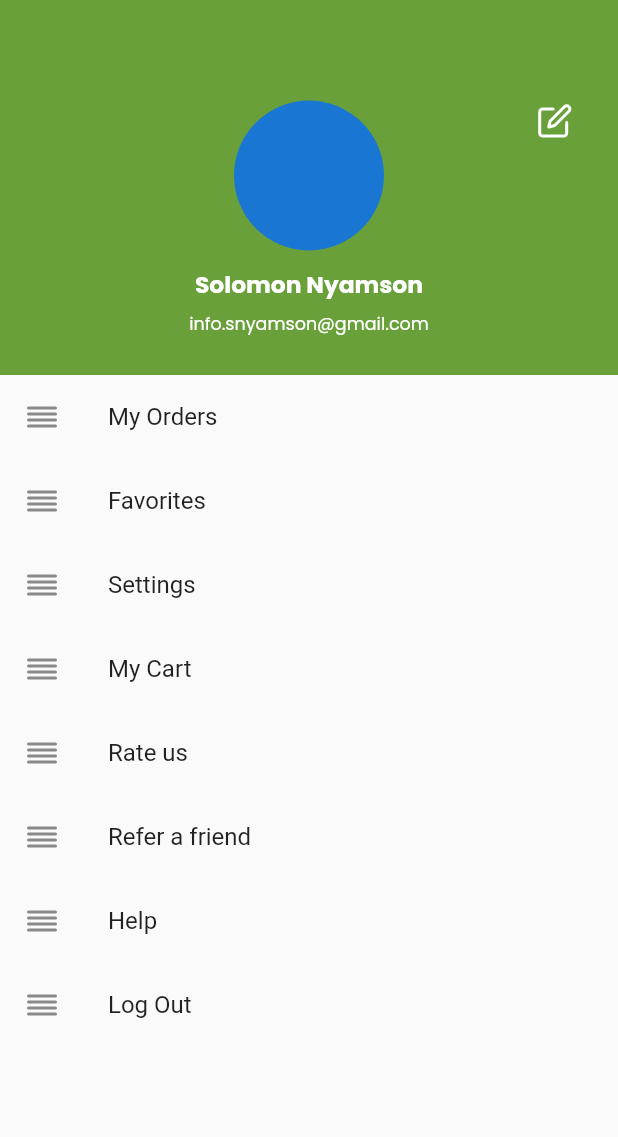
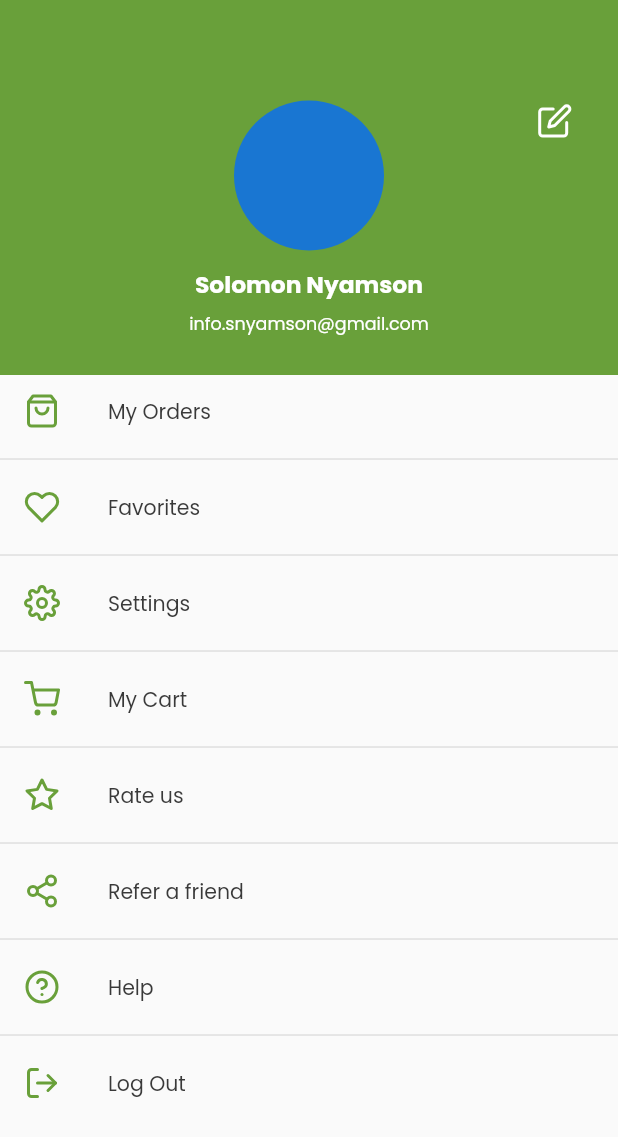
Before and after one commit to snyamson/smart-farming, a Flutter app: the AccountPage screen opened by its route, on a phone screen of 412 x 824 dp. Shown: the top 1137 px of the screen. Run offline on Flutter 3.47's test engine with Material 2 defaults, Android fonts, the phone set to English and light mode, and no system bars; our stand-ins replace dots_indicator, flutter_feather_icons, get, google_fonts, lottie.

Commit message:
feat: Implement main page responsible for app bottom navigation and accounts page

```diff
--- /dev/null
+++ b/lib/core/bindings/main_binding.dart
@@ -0,0 +1,9 @@
+import 'package:get/get.dart';
+import 'package:smart_farming/core/controllers/main_controller.dart';
+
+class MainBinding extends Bindings {
+  @override
+  void dependencies() {
+    Get.lazyPut(() => MainController());
+  }
+}
--- a/lib/core/controllers/onboarding_controller.dart
+++ b/lib/core/controllers/onboarding_controller.dart
@@ -11,7 +11,7 @@ class OnboardingController extends GetxController {
 
   void move() {
     if (isLastPage) {
-      Get.offNamedUntil(AppRouter.getHomeRoute, (route) => false);
+      Get.offNamedUntil(AppRouter.getMainRoute, (route) => false);
     } else {
       pageController.nextPage(duration: 300.milliseconds, curve: Curves.ease);
     }
--- a/lib/routes/app_router.dart
+++ b/lib/routes/app_router.dart
@@ -1,20 +1,24 @@
 import 'package:get/get.dart';
 import 'package:smart_farming/core/bindings/home_binding.dart';
+import 'package:smart_farming/core/bindings/main_binding.dart';
 import 'package:smart_farming/core/bindings/onboarding_binding.dart';
 import 'package:smart_farming/core/bindings/splash_binding.dart';
 import 'package:smart_farming/ui/pages/account/account_page.dart';
 import 'package:smart_farming/ui/pages/home/home_page.dart';
+import 'package:smart_farming/ui/pages/main/main_page.dart';
 import 'package:smart_farming/ui/pages/onboarding/onboarding_page.dart';
 import 'package:smart_farming/ui/pages/splash/splash_page.dart';
 
 class AppRouter {
   static String splash = '/';
   static String onboarding = '/onboarding';
+  static String main = '/main';
   static String home = '/home';
   static String account = '/account';
 
   static String get getOnboardingRoute => onboarding;
   static String get getSplashRoute => splash;
+  static String get getMainRoute => main;
   static String get getHomeRoute => home;
   static String get getAccountRoute => account;
 
@@ -30,6 +34,11 @@ class AppRouter {
       binding: OnboardingBinding(),
     ),
     GetPage(
+      name: main,
+      page: () => const MainPage(),
+      binding: MainBinding(),
+    ),
+    GetPage(
       name: home,
       page: () => const HomePage(),
       binding: HomeBinding(),
--- a/lib/ui/pages/account/account_page.dart
+++ b/lib/ui/pages/account/account_page.dart
@@ -2,6 +2,7 @@ import 'package:flutter/material.dart';
 import 'package:flutter_feather_icons/flutter_feather_icons.dart';
 import 'package:smart_farming/theme/app_colors.dart';
 import 'package:smart_farming/theme/typography.dart';
+import 'package:smart_farming/ui/shared/widgets/account_tile.dart';
 import 'package:smart_farming/utils/constants/dimensions.dart';
 
 class AccountPage extends StatelessWidget {
@@ -53,39 +54,54 @@ class AccountPage extends StatelessWidget {
           Expanded(
               child: ListView(
             physics: const BouncingScrollPhysics(),
-            children: const [
-              ListTile(
-                leading: Icon(FeatherIcons.alignJustify),
-                title: Text('My Orders'),
+            children: [
+              AccountTile(
+                label: 'My Orders',
+                icon: FeatherIcons.shoppingBag,
+                onTap: () {},
               ),
-              ListTile(
-                leading: Icon(FeatherIcons.alignJustify),
-                title: Text('Favorites'),
+              const Divider(color: Color(0xFFD1D1D1)),
+              AccountTile(
+                label: 'Favorites',
+                icon: FeatherIcons.heart,
+                onTap: () {},
               ),
-              ListTile(
-                leading: Icon(FeatherIcons.alignJustify),
-                title: Text('Settings'),
+              const Divider(color: Color(0xFFD1D1D1)),
+              AccountTile(
+                label: 'Settings',
+                icon: FeatherIcons.settings,
+                onTap: () {},
               ),
-              ListTile(
-                leading: Icon(FeatherIcons.alignJustify),
-                title: Text('My Cart'),
+              const Divider(color: Color(0xFFD1D1D1)),
+              AccountTile(
+                label: 'My Cart',
+                icon: FeatherIcons.shoppingCart,
+                onTap: () {},
               ),
-              ListTile(
-                leading: Icon(FeatherIcons.alignJustify),
-                title: Text('Rate us'),
+              const Divider(color: Color(0xFFD1D1D1)),
+              AccountTile(
+                label: 'Rate us',
+                icon: FeatherIcons.star,
+                onTap: () {},
               ),
-              ListTile(
-                leading: Icon(FeatherIcons.alignJustify),
-                title: Text('Refer a friend'),
+              const Divider(color: Color(0xFFD1D1D1)),
+              AccountTile(
+                label: 'Refer a friend',
+                icon: FeatherIcons.share2,
+                onTap: () {},
               ),
-              ListTile(
-                leading: Icon(FeatherIcons.alignJustify),
-                title: Text('Help'),
+              const Divider(color: Color(0xFFD1D1D1)),
+              AccountTile(
+                label: 'Help',
+                icon: FeatherIcons.helpCircle,
+                onTap: () {},
               ),
-              ListTile(
-                leading: Icon(FeatherIcons.alignJustify),
-                title: Text('Log Out'),
-              )
+              const Divider(color: Color(0xFFD1D1D1)),
+              AccountTile(
+                label: 'Log Out',
+                icon: FeatherIcons.logOut,
+                onTap: () {},
+              ),
             ],
           ))
         ],
--- a/lib/ui/pages/onboarding/onboarding_page.dart
+++ b/lib/ui/pages/onboarding/onboarding_page.dart
@@ -69,7 +69,7 @@ class OnboardingPage extends GetView<OnboardingController> {
           top: Dimensions.screenHeight / 9.834,
           child: GestureDetector(
             onTap: () {
-              Get.offNamedUntil(AppRouter.getHomeRoute, (route) => false);
+              Get.offNamedUntil(AppRouter.getMainRoute, (route) => false);
             },
             child: Text(
               'Skip',
--- /dev/null
+++ b/lib/ui/shared/widgets/account_tile.dart
@@ -0,0 +1,30 @@
+import 'package:flutter/material.dart';
+import 'package:smart_farming/theme/app_colors.dart';
+import 'package:smart_farming/theme/typography.dart';
+
+class AccountTile extends StatelessWidget {
+  final String label;
+  final IconData icon;
+  final VoidCallback? onTap;
+  const AccountTile(
+      {Key? key, required this.label, required this.icon, this.onTap})
+      : super(key: key);
+
+  @override
+  Widget build(BuildContext context) {
+    return ListTile(
+      isThreeLine: false,
+      dense: true,
+      onTap: onTap,
+      leading: Icon(
+        icon,
+        color: AppColors.primaryColor,
+      ),
+      title: Text(
+        label,
+        style:
+            AppTypography.textMedium14.copyWith(color: const Color(0xFF393939)),
+      ),
+    );
+  }
+}
```
Also changed, not shown: lib/core/controllers/main_controller.dart (added, +12 -0 lines), lib/ui/pages/home/home_page.dart (+2 -27 lines), lib/ui/pages/main/main_page.dart (added, +62 -0 lines).
